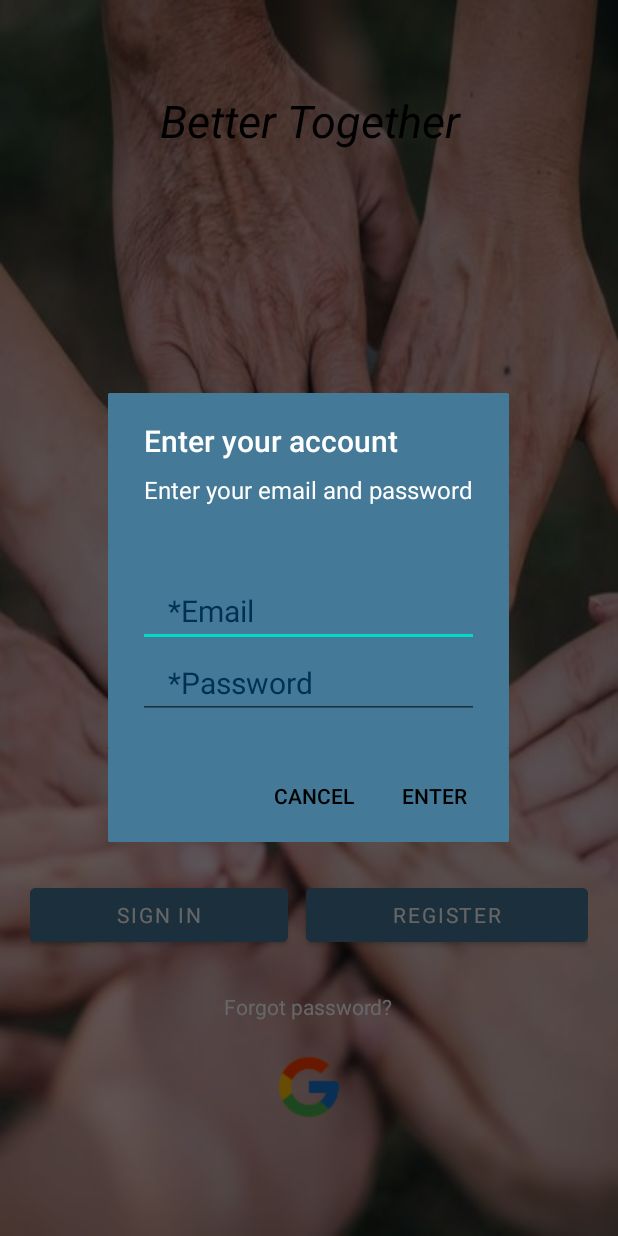
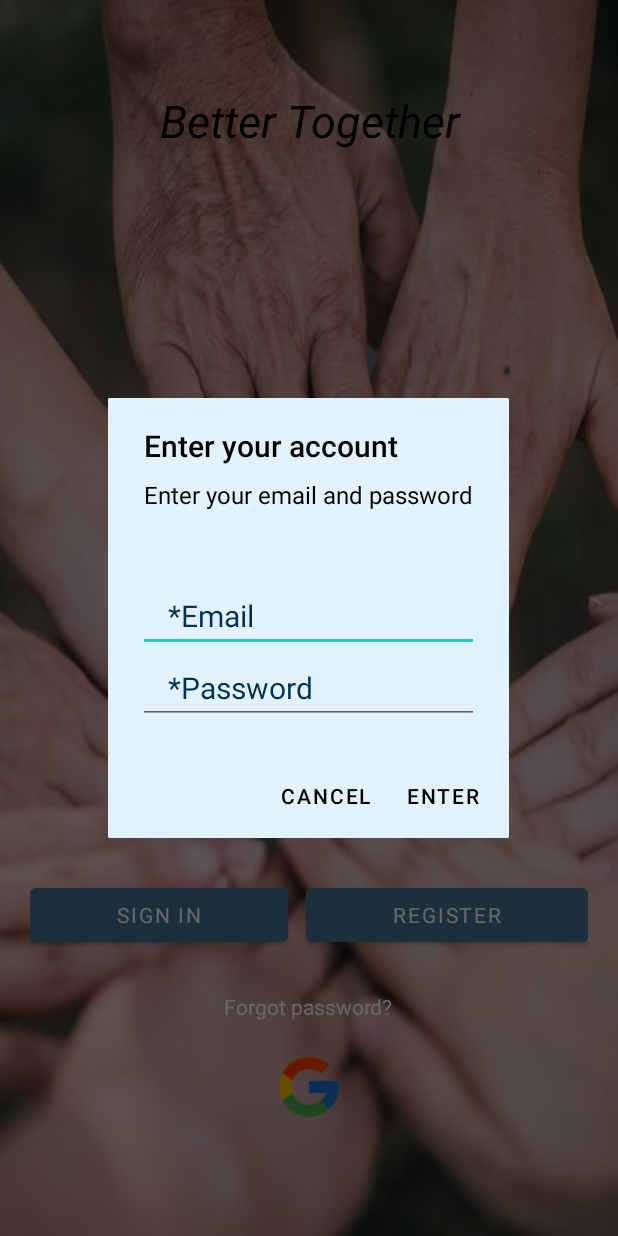
Before and after one commit to ShirFeld/Final-Project_home, an Android app: the screen it shows after launch (MainActivity), after a tap on "SIGN IN", on a phone screen of 412 x 824 dp. Run offline under Robolectric (Android 15) with nearby library versions, the phone set to English and light mode, and no system bars; our stand-ins replace Firebase (no records; nobody signed in at launch, a user with empty details on screens opened directly); libraries missing offline, so code that uses them is left out: com.rengwuxian.materialedittext; plain views replace MaterialEditText; Roboto replaces fonts that are not available here; 2 statements that could not run were skipped.

Commit message:
update theme

```diff
--- a/app/src/main/java/com/example/profilesave1/Activities/MainActivity.java
+++ b/app/src/main/java/com/example/profilesave1/Activities/MainActivity.java
@@ -283,6 +283,7 @@ public class MainActivity extends AppCompatActivity {
                 dialogInterface.dismiss();
             }
         });
+
         dialog.setPositiveButton("Enter", new DialogInterface.OnClickListener() {
             @Override
             public void onClick(DialogInterface dialogInterface, int which) {
--- a/app/src/main/res/layout/activity_phone.xml
+++ b/app/src/main/res/layout/activity_phone.xml
@@ -48,8 +48,7 @@
                 android:textSize="15sp"
                 android:textStyle="bold"
                 android:maxLength="21"
-                android:digits=" abcdefghijklmnopqrstuvwxyzABCDEFGHIJKLMNOPQRSTUVWXYZ"
-                />
+                android:digits=" abcdefghijklmnopqrstuvwxyzABCDEFGHIJKLMNOPQRSTUVWXYZ" />
         </com.google.android.material.textfield.TextInputLayout>
 
 
--- a/app/src/main/res/layout/sign_in_window.xml
+++ b/app/src/main/res/layout/sign_in_window.xml
@@ -1,6 +1,6 @@
 <?xml version="1.0" encoding="utf-8"?>
 <androidx.cardview.widget.CardView
-    android:backgroundTint="@color/colorPrimary"
+    android:backgroundTint="@color/back"
     xmlns:android="http://schemas.android.com/apk/res/android"
     xmlns:app="http://schemas.android.com/apk/res-auto"
     android:layout_width="match_parent"
@@ -11,7 +11,7 @@
         android:layout_width="match_parent"
         android:layout_height="wrap_content"
         android:layout_margin="20dp"
-        android:background="@color/colorPrimary"
+        android:background="@color/back"
         android:orientation="vertical">
 
         <com.rengwuxian.materialedittext.MaterialEditText
--- a/app/src/main/res/values-night/themes.xml
+++ b/app/src/main/res/values-night/themes.xml
@@ -13,4 +13,24 @@
         <item name="android:statusBarColor" tools:targetApi="l">?attr/colorPrimaryVariant</item>
         <!-- Customize your theme here. -->
     </style>
+
+
+    <!-- Alert Dialog -->
+    <style name="MyDialogStyle" parent="Theme.AppCompat.Dialog">
+        <!-- Background Color-->
+        <item name="android:background">@color/back</item>
+        <!-- Text Color for title and message -->
+        <item name="android:textColorPrimary">@color/black</item>
+        <item name="buttonBarNegativeButtonStyle">@style/NegativeButtonStyle</item>
+        <item name="buttonBarPositiveButtonStyle">@style/PositiveButtonStyle</item>
+
+    </style>
+    <style name="NegativeButtonStyle" parent="Widget.MaterialComponents.Button.TextButton.Dialog">
+        <item name="android:textColor">@color/black</item>
+    </style>
+
+    <style name="PositiveButtonStyle" parent="Widget.MaterialComponents.Button.TextButton.Dialog">
+        <item name="android:textColor">@color/black</item>
+    </style>
+
 </resources>
--- a/app/src/main/res/values/themes.xml
+++ b/app/src/main/res/values/themes.xml
@@ -20,8 +20,19 @@
     <!-- Alert Dialog -->
     <style name="MyDialogStyle" parent="Theme.AppCompat.Dialog">
         <!-- Background Color-->
-        <item name="android:background">@color/colorPrimary</item>
+        <item name="android:background">@color/back</item>
         <!-- Text Color for title and message -->
-<!--        <item name="colorOnSurface">@color/white</item>-->
+        <item name="android:textColorPrimary">@color/black</item>
+        <item name="buttonBarNegativeButtonStyle">@style/NegativeButtonStyle</item>
+        <item name="buttonBarPositiveButtonStyle">@style/PositiveButtonStyle</item>
+
     </style>
+    <style name="NegativeButtonStyle" parent="Widget.MaterialComponents.Button.TextButton.Dialog">
+        <item name="android:textColor">@color/black</item>
+    </style>
+
+    <style name="PositiveButtonStyle" parent="Widget.MaterialComponents.Button.TextButton.Dialog">
+        <item name="android:textColor">@color/black</item>
+    </style>
+
 </resources>
```
